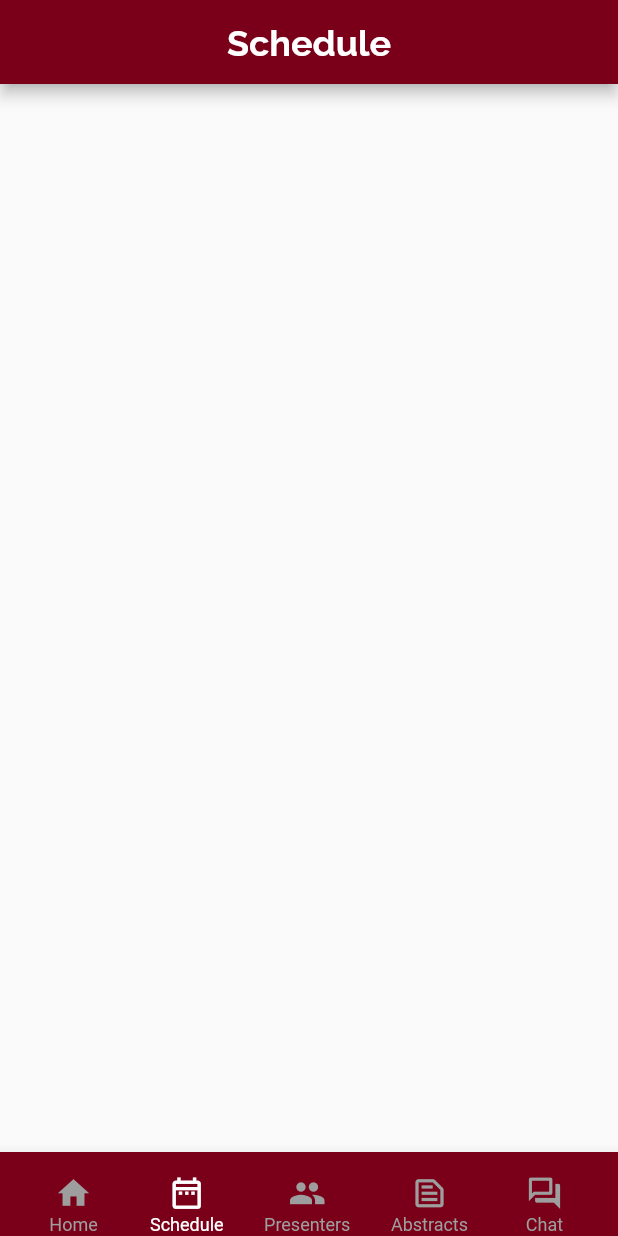
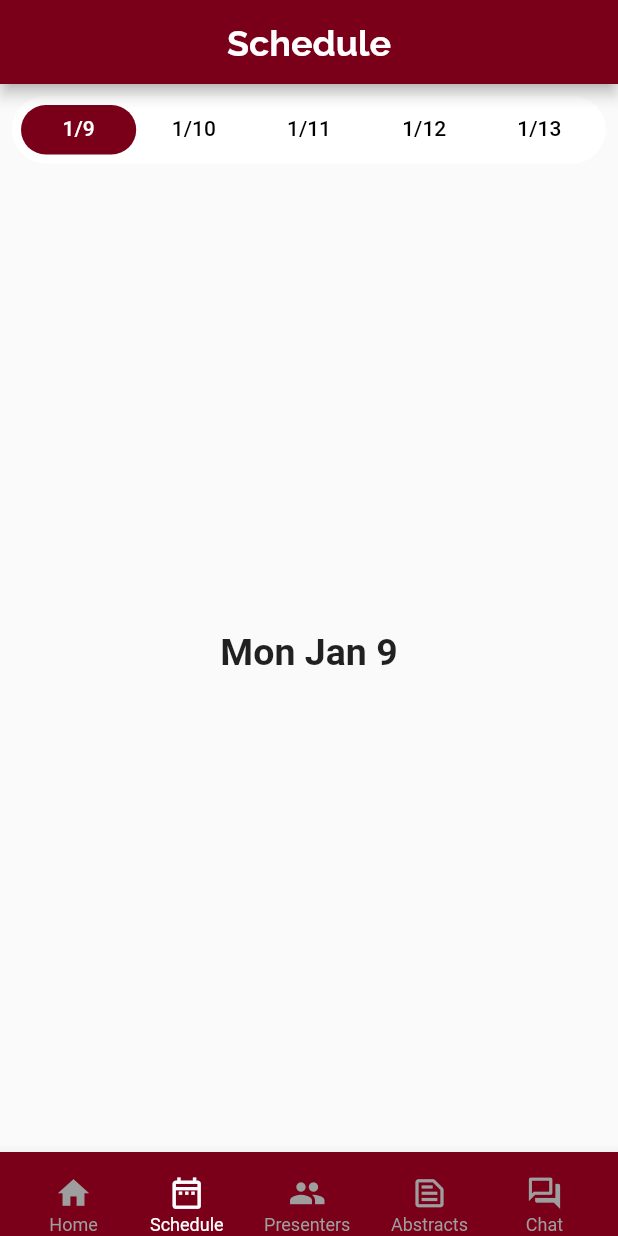
Before and after one commit to mfpullen22/iccc, a Flutter app: the screen it shows once a user with an empty profile is signed in, item 2 of the bottom bar chosen, on a phone screen of 412 x 824 dp. Run offline on Flutter 3.47's test engine with Material 2 defaults, Android fonts, the phone set to English and light mode, and no system bars; our stand-ins replace cloud_firestore, firebase_auth, firebase_core, flutter_riverpod, google_fonts; missing offline and left inert: flutterfire_ui; accounts and stored records are empty.

Commit message:
Added tab bar to schedule page, extracted it as it's own widget

```diff
--- a/lib/pages/schedule_page.dart
+++ b/lib/pages/schedule_page.dart
@@ -4,6 +4,7 @@ import 'package:iccc_app/models/presentation.dart';
 import 'package:iccc_app/providers.dart';
 import 'package:iccc_app/widgets/bottom_navbar.dart';
 import 'package:google_fonts/google_fonts.dart';
+import 'package:iccc_app/widgets/tabbar.dart';
 
 class SchedulePage extends ConsumerStatefulWidget {
   const SchedulePage({Key? key}) : super(key: key);
@@ -24,7 +25,14 @@ class _SchedulePageState extends ConsumerState<SchedulePage> {
                   fontSize: 24, fontWeight: FontWeight.bold)),
           automaticallyImplyLeading: false,
         ),
-        body: StreamBuilder<List<Presentation>>(
+        body: TabBarAndTabViews(),
+        bottomNavigationBar: const BottomNavBarFb5(pageIndex: 1),
+      ),
+    );
+  }
+}
+
+/* StreamBuilder<List<Presentation>>(
             stream: ref.read(databaseProvider)?.getPresentations(),
             builder: (context, snapshot) {
               if (snapshot.hasError) {
@@ -64,9 +72,4 @@ class _SchedulePageState extends ConsumerState<SchedulePage> {
                       ],
                     );
                   });
-            }),
-        bottomNavigationBar: const BottomNavBarFb5(pageIndex: 1),
-      ),
-    );
-  }
-}
+            }), */
--- /dev/null
+++ b/lib/widgets/tabbar.dart
@@ -0,0 +1,146 @@
+// ignore_for_file: non_constant_identifier_names, use_key_in_widget_constructors
+
+import "package:flutter/material.dart";
+
+class TabPair {
+  final Tab tab;
+  final Widget view;
+  TabPair({required this.tab, required this.view});
+}
+
+List<TabPair> TabPairs = [
+  TabPair(
+    tab: const Tab(
+      text: '1/9',
+    ),
+    view: const Center(
+      child: Text(
+        'Mon Jan 9',
+        style: TextStyle(
+          fontSize: 25,
+          fontWeight: FontWeight.w600,
+        ),
+      ),
+    ),
+  ),
+  TabPair(
+    tab: const Tab(
+      text: '1/10',
+    ),
+    view: const Center(
+      // replace with your own widget here
+      child: Text(
+        'Tues Jan 10',
+        style: TextStyle(
+          fontSize: 25,
+          fontWeight: FontWeight.w600,
+        ),
+      ),
+    ),
+  ),
+  TabPair(
+    tab: const Tab(
+      text: '1/11',
+    ),
+    view: const Center(
+      child: Text(
+        'Wed Jan 11',
+        style: TextStyle(
+          fontSize: 25,
+          fontWeight: FontWeight.w600,
+        ),
+      ),
+    ),
+  ),
+    TabPair(
+    tab: const Tab(
+      text: '1/12',
+    ),
+    view: const Center(
+      child: Text(
+        'Thurs Jan 12',
+        style: TextStyle(
+          fontSize: 25,
+          fontWeight: FontWeight.w600,
+        ),
+      ),
+    ),
+  ),
+    TabPair(
+    tab: const Tab(
+      text: '1/13',
+    ),
+    view: const Center(
+      child: Text(
+        'Fri Jan 13',
+        style: TextStyle(
+          fontSize: 25,
+          fontWeight: FontWeight.w600,
+        ),
+      ),
+    ),
+  ),
+];
+class TabBarAndTabViews extends StatefulWidget {
+  @override
+  // ignore: library_private_types_in_public_api
+  _TabBarAndTabViewsState createState() => _TabBarAndTabViewsState();
+}
+
+class _TabBarAndTabViewsState extends State<TabBarAndTabViews>
+    with SingleTickerProviderStateMixin {
+  late TabController _tabController;
+
+  @override
+  void initState() {
+    _tabController = TabController(length: TabPairs.length, vsync: this);
+    super.initState();
+  }
+
+  @override
+  void dispose() {
+    super.dispose();
+    _tabController.dispose();
+  }
+
+  @override
+  Widget build(BuildContext context) {
+    return Padding(
+      padding: const EdgeInsets.all(8.0),
+      child: Column(
+        children: [
+          // give the tab bar a height [can change height to preferred height]
+          Container(
+            height: 45,
+            decoration: BoxDecoration(
+              color: Colors.white,
+              borderRadius: BorderRadius.circular(
+                25.0,
+              ),
+            ),
+            child: Padding(
+              padding: const EdgeInsets.all(6),
+              child: TabBar(
+                  controller: _tabController,
+                  // give the indicator a decoration (color and border radius)
+                  indicator: BoxDecoration(
+                    borderRadius: BorderRadius.circular(
+                      25.0,
+                    ),
+                    color: const Color.fromRGBO(122, 0, 25, 1),
+                  ),
+                  labelColor: Colors.white,
+                  unselectedLabelColor: Colors.black,
+                  tabs: TabPairs.map((tabPair) => tabPair.tab).toList()),
+            ),
+          ),
+          Expanded(
+            child: TabBarView(
+                controller: _tabController,
+                children: TabPairs.map((tabPair) => tabPair.view).toList()),
+          ),
+        ],
+      ),
+    );
+  }
+}
```
